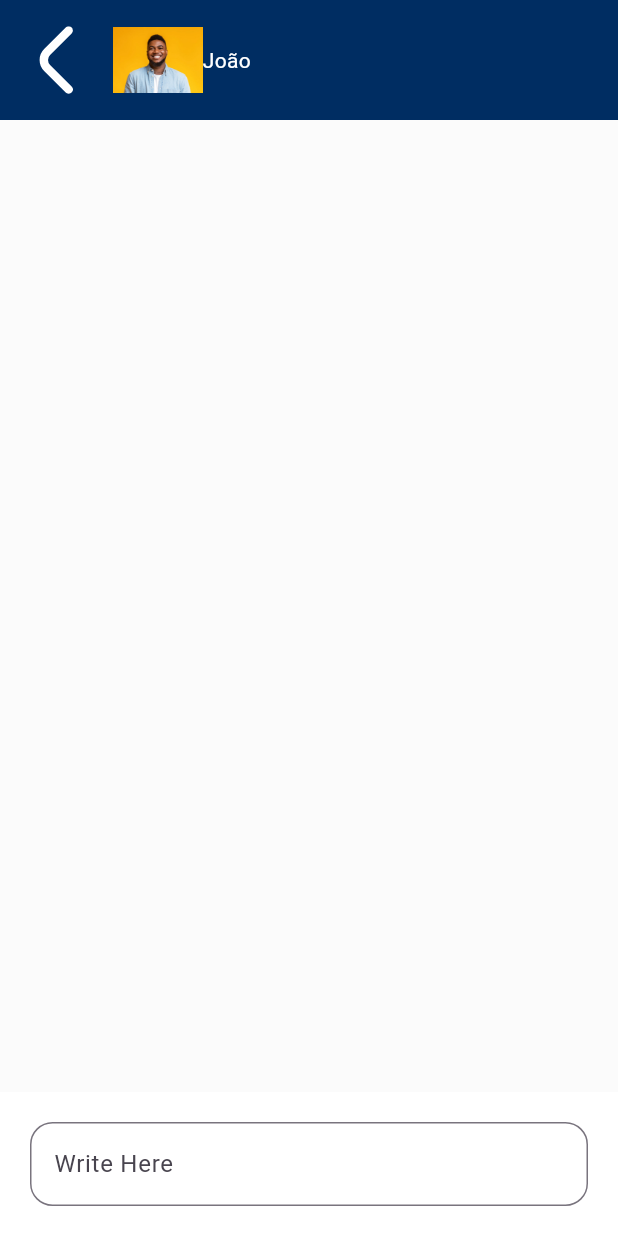
After one commit to JoaoVJorge/whatsup_App, a Flutter app: the ConversationPage screen opened by its route, on a phone screen of 412 x 824 dp. The commit adds this screen. Run offline on Flutter 3.47's test engine with Material 3 defaults, Android fonts, the phone set to English and light mode, and no system bars; our stand-ins replace flutter_animate, flutter_svg, get, mask_text_input_formatter.

Commit message:
conversa

```diff
--- a/lib/app/app_routes.dart
+++ b/lib/app/app_routes.dart
@@ -4,6 +4,8 @@ import 'package:whatsup/src/add_user/add_user_bindings.dart';
 import 'package:whatsup/src/add_user/add_user_view.dart';
 import 'package:whatsup/src/config/config_bindings.dart';
 import 'package:whatsup/src/config/config_view.dart';
+import 'package:whatsup/src/conversation/conversation_bindings.dart';
+import 'package:whatsup/src/conversation/conversation_view.dart';
 import 'package:whatsup/src/intro/call/call_bindings.dart';
 import 'package:whatsup/src/intro/call/call_view.dart';
 import 'package:whatsup/src/intro/chat/chat_bindings.dart';
@@ -32,6 +34,7 @@ class AppRoutes {
   static const group = "/group";
   static const call = "/call";
   static const loginin = "/loginin";
+  static const conversation = "/conversation";
 
   static final getPages = [
     GetPage(
@@ -64,6 +67,11 @@ class AppRoutes {
       page: () => const AddUserPage(),
       binding: AddUserBindings(),
     ),
+    GetPage(
+      name: conversation,
+      page: () => const ConversationPage(),
+      binding: ConversationBindings(),
+    )
   ];
   static final getTopBarPages = [
     GetPage(
--- a/lib/src/config/config_view.dart
+++ b/lib/src/config/config_view.dart
@@ -179,7 +179,7 @@ class ConfigPage extends StatelessWidget {
               ),
             ),
             InkWell(
-              onTap: () => controller.exit(),
+              onTap: controller.exit,
               child: Container(
                 height: 80,
                 padding: const EdgeInsets.all(20),
--- /dev/null
+++ b/lib/src/conversation/conversation_bindings.dart
@@ -0,0 +1,9 @@
+import 'package:get/get.dart';
+import 'package:whatsup/src/conversation/conversation_controller.dart';
+
+class ConversationBindings extends Bindings {
+  @override
+  void dependencies() {
+    Get.lazyPut<ConversationController>(() => ConversationController());
+  }
+}
--- /dev/null
+++ b/lib/src/conversation/conversation_controller.dart
@@ -0,0 +1,7 @@
+import 'package:get/get.dart';
+
+class ConversationController extends DisposableInterface {
+  void goBackToChat() {
+    Get.back();
+  }
+}
--- /dev/null
+++ b/lib/src/conversation/conversation_view.dart
@@ -0,0 +1,82 @@
+import 'package:flutter/material.dart';
+import 'package:flutter_svg/svg.dart';
+import 'package:get/get.dart';
+import 'package:whatsup/src/conversation/conversation_controller.dart';
+import 'package:whatsup/theme/colors.dart';
+
+class ConversationPage extends StatelessWidget {
+  const ConversationPage({super.key});
+
+  @override
+  Widget build(BuildContext context) {
+    final ConversationController controller = Get.find();
+    return Scaffold(
+      backgroundColor: Colors.white,
+      body: Column(
+        children: [
+          Container(
+            height: 80,
+            width: MediaQuery.of(context).size.width,
+            color: AppColors.primary,
+            alignment: Alignment.centerLeft,
+            child: Row(
+              children: [
+                InkWell(
+                  onTap: controller.goBackToChat,
+                  child: Container(
+                    width: 45,
+                    height: 80,
+                    margin: const EdgeInsets.all(15),
+                    child: SvgPicture.asset(
+                      "assets/icons/angulo-esquerdo.svg",
+                      colorFilter:
+                          const ColorFilter.mode(Colors.white, BlendMode.srcIn),
+                    ),
+                  ),
+                ),
+                InkWell(
+                  onTap: () => (),
+                  child: Row(
+                    children: [
+                      Container(
+                        width: 60,
+                        decoration: const BoxDecoration(
+                          borderRadius: BorderRadius.all(
+                            Radius.circular(60),
+                          ),
+                        ),
+                        child: Image.asset("assets/images/foto.png"),
+                      ),
+                      const Text(
+                        "João",
+                        style: TextStyle(color: Colors.white),
+                      )
+                    ],
+                  ),
+                )
+              ],
+            ),
+          ),
+          Expanded(
+              child: Container(
+            color: AppColors.gray,
+          )),
+          Container(
+            padding: const EdgeInsets.all(20),
+            alignment: Alignment.bottomCenter,
+            child: TextFormField(
+              decoration: const InputDecoration(
+                hintText: "Write Here",
+                border: OutlineInputBorder(
+                  borderRadius: BorderRadius.all(
+                    Radius.circular(15),
+                  ),
+                ),
+              ),
+            ),
+          ),
+        ],
+      ),
+    );
+  }
+}
--- a/lib/src/intro/call/call_view.dart
+++ b/lib/src/intro/call/call_view.dart
@@ -5,7 +5,6 @@ import 'package:flutter_animate/flutter_animate.dart';
 import 'package:flutter_svg/svg.dart';
 import 'package:get/get.dart';
 import 'package:intl/intl.dart';
-import 'package:whatsup/src/intro/call/call_controller.dart';
 import 'package:whatsup/theme/colors.dart';
 
 class CallPage extends StatelessWidget {
@@ -13,7 +12,6 @@ class CallPage extends StatelessWidget {
 
   @override
   Widget build(BuildContext context) {
-    final CallController controller = Get.find();
     return Scaffold(
       backgroundColor: Colors.white,
       body: ListView.builder(
--- a/lib/src/intro/chat/chat_controller.dart
+++ b/lib/src/intro/chat/chat_controller.dart
@@ -5,4 +5,8 @@ class ChatController extends DisposableInterface {
   Future<void> goAddUser() async {
     Get.toNamed(AppRoutes.adduser);
   }
+
+  Future<void> goConversation() async {
+    Get.toNamed(AppRoutes.conversation);
+  }
 }
--- a/lib/src/intro/group/group_view.dart
+++ b/lib/src/intro/group/group_view.dart
@@ -4,7 +4,6 @@ import 'package:flutter/material.dart';
 import 'package:flutter_animate/flutter_animate.dart';
 import 'package:get/get.dart';
 import 'package:intl/intl.dart';
-import 'package:whatsup/src/intro/group/group_controller.dart';
 import 'package:whatsup/theme/colors.dart';
 
 class GroupPage extends StatelessWidget {
@@ -12,7 +11,6 @@ class GroupPage extends StatelessWidget {
 
   @override
   Widget build(BuildContext context) {
-    final GroupController controller = Get.find();
     return Scaffold(
       backgroundColor: Colors.white,
       body: ListView.builder(
--- a/pubspec.yaml
+++ b/pubspec.yaml
@@ -1,10 +1,10 @@
 name: whatsup
 description: "A new Flutter project."
-publish_to: 'none'
+publish_to: "none"
 version: 0.1.0
 
 environment:
-  sdk: '>=3.4.1 <4.0.0'
+  sdk: ">=3.4.1 <4.0.0"
 
 dependencies:
   flutter:
@@ -13,12 +13,12 @@ dependencies:
   intl: ^0.19.0
   flutter_svg: ^2.0.10+1
   flutter_animate: ^4.5.0
+  mask_text_input_formatter: ^2.9.0
 
 dev_dependencies:
   flutter_test:
     sdk: flutter
   flutter_lints: ^4.0.0
-
 
 flutter:
   uses-material-design: true
```
Also changed, not shown: lib/src/add_user/add_user_controller.dart (+53 -15 lines), lib/src/add_user/add_user_view.dart (+101 -18 lines), lib/src/intro/chat/chat_view.dart (+6 -3 lines), assets/icons/dazzling-star-svgrepo-com.svg (added), assets/icons/phone-svgrepo-com.svg (added), pubspec.lock, 13 other files.
